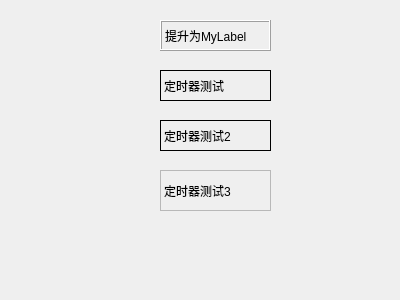
First picture: the form in 13_Event/widget.ui, repository madhat386/myQtTest, before the edit.
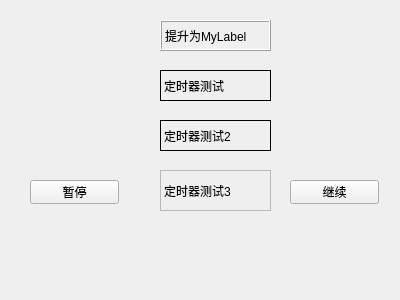
Second picture: the form after the edit. Custom widgets are drawn as their Qt base class.

What changed in the file:
```diff
--- a/13_Event/widget.ui
+++ b/13_Event/widget.ui
@@ -83,6 +83,32 @@
     <string>定时器测试3</string>
    </property>
   </widget>
+  <widget class="QPushButton" name="pushButton">
+   <property name="geometry">
+    <rect>
+     <x>30</x>
+     <y>180</y>
+     <width>89</width>
+     <height>24</height>
+    </rect>
+   </property>
+   <property name="text">
+    <string>暂停</string>
+   </property>
+  </widget>
+  <widget class="QPushButton" name="pushButton_2">
+   <property name="geometry">
+    <rect>
+     <x>290</x>
+     <y>180</y>
+     <width>89</width>
+     <height>24</height>
+    </rect>
+   </property>
+   <property name="text">
+    <string>继续</string>
+   </property>
+  </widget>
  </widget>
  <layoutdefault spacing="6" margin="11"/>
  <customwidgets>
```
